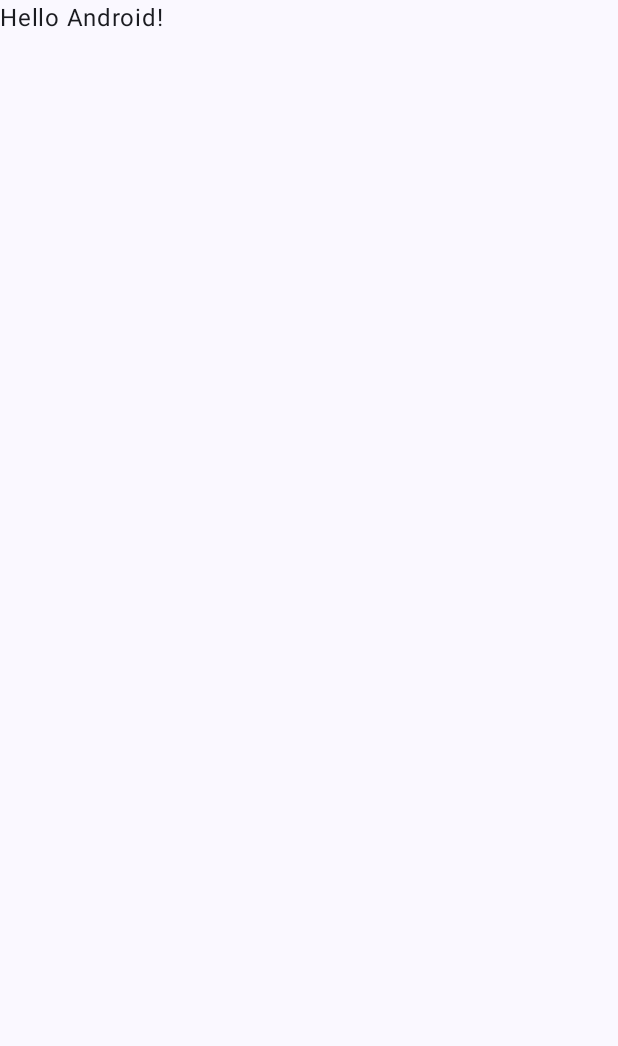
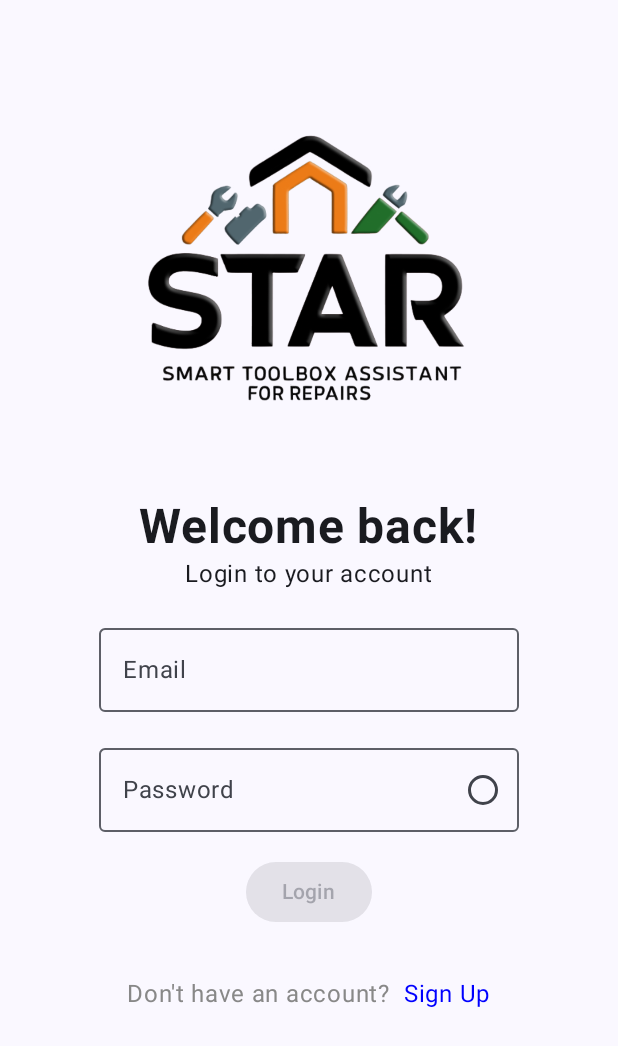
Before and after one commit to simonepascucci/STAR-Smart_Toolbox_Assistant_for_Repairs, an Android app built with Jetpack Compose: the screen it shows after launch (MainActivity), on a phone screen of 412 x 824 dp. Before the commit the part shown is almost empty. Shown: the top 1046 px of the screen. Run offline under Robolectric (Android 15) with nearby library versions, the phone set to English and light mode, and no system bars; our stand-ins replace Firebase (no records; nobody signed in at launch, a user with empty details on screens opened directly), livedata-compose.

Commit message:
Login through Firebase auth

```diff
--- a/app/build.gradle.kts
+++ b/app/build.gradle.kts
@@ -2,6 +2,7 @@ plugins {
     alias(libs.plugins.android.application)
     alias(libs.plugins.kotlin.android)
     alias(libs.plugins.kotlin.compose)
+    alias(libs.plugins.google.gms.google.services)
 }
 
 android {
@@ -49,6 +50,9 @@ dependencies {
     implementation(libs.androidx.ui.graphics)
     implementation(libs.androidx.ui.tooling.preview)
     implementation(libs.androidx.material3)
+    implementation(libs.androidx.runtime.livedata)
+    implementation(libs.firebase.auth)
+    implementation(libs.firebase.firestore)
     testImplementation(libs.junit)
     androidTestImplementation(libs.androidx.junit)
     androidTestImplementation(libs.androidx.espresso.core)
@@ -56,4 +60,5 @@ dependencies {
     androidTestImplementation(libs.androidx.ui.test.junit4)
     debugImplementation(libs.androidx.ui.tooling)
     debugImplementation(libs.androidx.ui.test.manifest)
+    implementation("androidx.navigation:navigation-compose:2.8.5")
 }
--- a/app/src/main/java/com/example/star/MainActivity.kt
+++ b/app/src/main/java/com/example/star/MainActivity.kt
@@ -7,41 +7,51 @@ import androidx.activity.enableEdgeToEdge
 import androidx.compose.foundation.layout.fillMaxSize
 import androidx.compose.foundation.layout.padding
 import androidx.compose.material3.Scaffold
-import androidx.compose.material3.Text
 import androidx.compose.runtime.Composable
 import androidx.compose.ui.Modifier
-import androidx.compose.ui.tooling.preview.Preview
+import androidx.lifecycle.ViewModelProvider
+import androidx.navigation.compose.NavHost
+import androidx.navigation.compose.composable
+import androidx.navigation.compose.rememberNavController
 import com.example.star.ui.theme.STARTheme
+import com.example.star.view.HomePage
+import com.example.star.view.LoginPage
+import com.example.star.view.RegistrationPage
+import com.example.star.viewmodel.AuthViewModel
 
 class MainActivity : ComponentActivity() {
     override fun onCreate(savedInstanceState: Bundle?) {
         super.onCreate(savedInstanceState)
         enableEdgeToEdge()
+
         setContent {
             STARTheme {
                 Scaffold(modifier = Modifier.fillMaxSize()) { innerPadding ->
-                    Greeting(
-                        name = "Android",
-                        modifier = Modifier.padding(innerPadding)
-                    )
+                    MainScreen(modifier = Modifier.padding(innerPadding))
                 }
             }
         }
     }
+
+    @Composable
+    fun MainScreen(modifier: Modifier) {
+        val authViewModel = ViewModelProvider(this)[AuthViewModel::class]
+        val navController = rememberNavController()
+        NavHost(
+            navController = navController,
+            startDestination = Routes.Login,
+            builder = {
+                composable(Routes.Login) {
+                    LoginPage(modifier = Modifier.fillMaxSize(), authViewModel, navController)
+                }
+                composable(Routes.Register) {
+                    RegistrationPage(modifier = Modifier.fillMaxSize(), authViewModel, navController)
+                }
+                composable(Routes.Home) {
+                    HomePage(modifier = Modifier.fillMaxSize(), authViewModel, navController)
+                }
+            }
+        )
+    }
+
 }
-
-@Composable
-fun Greeting(name: String, modifier: Modifier = Modifier) {
-    Text(
-        text = "Hello $name!",
-        modifier = modifier
-    )
-}
-
-@Preview(showBackground = true)
-@Composable
-fun GreetingPreview() {
-    STARTheme {
-        Greeting("Android")
-    }
-}
--- /dev/null
+++ b/app/src/main/java/com/example/star/Routes.kt
@@ -0,0 +1,7 @@
+package com.example.star
+
+object Routes {
+    var Login = "Login"
+    var Register = "Register"
+    var Home =  "Home"
+}
--- /dev/null
+++ b/app/src/main/java/com/example/star/model/UserData.kt
@@ -0,0 +1,6 @@
+package com.example.star.model
+
+data class UserData (
+    var name: String,
+    var age: Int
+)
--- /dev/null
+++ b/app/src/main/java/com/example/star/view/Login.kt
@@ -0,0 +1,108 @@
+package com.example.star.view
+
+import android.widget.Toast
+import androidx.annotation.Size
+import androidx.compose.foundation.Image
+import androidx.compose.foundation.clickable
+import androidx.compose.foundation.layout.*
+import androidx.compose.foundation.text.KeyboardOptions
+import androidx.compose.material3.*
+import androidx.compose.runtime.*
+import androidx.compose.runtime.livedata.observeAsState
+import androidx.compose.ui.Alignment
+import androidx.compose.ui.Modifier
+import androidx.compose.ui.graphics.Color
+import androidx.compose.ui.res.painterResource
+import androidx.compose.ui.text.input.KeyboardType
+import androidx.compose.ui.text.input.PasswordVisualTransformation
+import androidx.compose.ui.text.input.VisualTransformation
+import androidx.compose.ui.unit.dp
+import com.example.star.viewmodel.AuthViewModel
+import com.example.star.R
+import androidx.compose.material3.OutlinedTextField
+import androidx.compose.runtime.getValue
+import androidx.compose.runtime.setValue
+import androidx.compose.ui.platform.LocalContext
+import androidx.compose.ui.text.font.FontWeight
+import androidx.compose.ui.unit.sp
+import androidx.navigation.NavController
+import com.example.star.Routes
+import com.example.star.viewmodel.AuthState
+
+@Composable
+fun LoginPage(modifier: Modifier = Modifier, authViewModel: AuthViewModel, navController: NavController) {
+    var email by remember { mutableStateOf("") }
+    var password by remember { mutableStateOf("") }
+    var passwordVisible by remember { mutableStateOf(false) }
+
+    val authState = authViewModel.authState.observeAsState()
+    val context = LocalContext.current
+
+    LaunchedEffect(authState.value) {
+        when (authState.value) {
+            is AuthState.Authenticated -> navController.navigate(Routes.Home)
+            is AuthState.Error -> Toast.makeText(context, (authState.value as AuthState.Error).message, Toast.LENGTH_SHORT).show()
+            else -> Unit
+        }
+    }
+
+
+    Column(
+        modifier = modifier.fillMaxSize().padding(16.dp),
+        verticalArrangement = Arrangement.Center,
+        horizontalAlignment = Alignment.CenterHorizontally,
+    ) {
+        Image(
+            painter = painterResource(id = R.drawable.starlogo),
+            contentDescription = "Logo",
+            modifier = Modifier.size(300.dp)
+        )
+        Spacer(modifier = Modifier.height(16.dp))
+
+        Text(text = "Welcome back!", fontSize = 32.sp, fontWeight = FontWeight.Bold)
+        Text(text = "Login to your account")
+
+        Spacer(modifier = Modifier.height(16.dp))
+
+        OutlinedTextField(
+            value = email,
+            onValueChange = { email = it },
+            label = { Text("Email") }
+        )
+        Spacer(modifier = Modifier.height(16.dp))
+
+        OutlinedTextField(
+            value = password,
+            onValueChange = { password = it },
+            label = { Text("Password") },
+            visualTransformation = if (passwordVisible) VisualTransformation.None else PasswordVisualTransformation(),
+            keyboardOptions = KeyboardOptions(keyboardType = KeyboardType.Password),
+            trailingIcon = {
+                RadioButton(
+                    selected = passwordVisible,
+                    onClick = {
+                        passwordVisible = !passwordVisible
+                    }
+                )
+            }
+        )
+        Spacer(modifier = Modifier.height(16.dp))
+
+        Button(onClick = {
+            authViewModel.login(email, password)
+        },
+            enabled = email.isNotEmpty() && password.isNotEmpty()) {
+            Text(text = "Login")
+        }
+
+        Spacer(modifier = Modifier.height(32.dp))
+
+        Row (modifier = Modifier.fillMaxSize(),
+            horizontalArrangement = Arrangement.Center) {
+            Text(text = "Don't have an account? ", color = Color.Gray)
+            Text(text = " Sign Up", color = Color.Blue,modifier = Modifier.clickable {
+                navController.navigate(Routes.Register)
+            })
+        }
+    }
+}
--- /dev/null
+++ b/app/src/main/java/com/example/star/viewmodel/AuthViewModel.kt
@@ -0,0 +1,71 @@
+package com.example.star.viewmodel
+
+import androidx.lifecycle.LiveData
+import androidx.lifecycle.MutableLiveData
+import androidx.lifecycle.ViewModel
+import com.google.firebase.auth.FirebaseAuth
+
+class AuthViewModel: ViewModel() {
+
+    private val auth : FirebaseAuth = FirebaseAuth.getInstance()
+
+    private val _authState = MutableLiveData<AuthState>()
+    val authState: LiveData<AuthState> = _authState
+
+    private val _username = MutableLiveData<String>()
+    val user: LiveData<String> = _username
+
+    fun setUsername(username: String) {
+        _username.value = username
+    }
+
+    init {
+        checkAuthStatus()
+    }
+
+    fun checkAuthStatus() {
+        if (auth.currentUser != null) {
+            _authState.value = AuthState.Authenticated
+        } else {
+            _authState.value = AuthState.Unauthenticated
+        }
+    }
+
+    fun login(email: String, password: String) {
+        _authState.value = AuthState.Loading
+        auth.signInWithEmailAndPassword(email, password)
+            .addOnCompleteListener { task ->
+                if (task.isSuccessful) {
+                    _authState.value = AuthState.Authenticated
+                } else {
+                    _authState.value = AuthState.Error(task.exception?.message ?: "Something went wrong")
+                }
+            }
+    }
+
+    fun signup(email: String, password: String) {
+        _authState.value = AuthState.Loading
+        auth.createUserWithEmailAndPassword(email, password)
+            .addOnCompleteListener { task ->
+                if (task.isSuccessful) {
+                    _authState.value = AuthState.Authenticated
+                } else {
+                    _authState.value = AuthState.Error(task.exception?.message ?: "Something went wrong")
+                }
+            }
+    }
+
+    fun signOut() {
+        auth.signOut()
+        _authState.value = AuthState.Unauthenticated
+    }
+
+}
+
+
+sealed class AuthState {
+    object Authenticated : AuthState()
+    object Unauthenticated : AuthState()
+    object Loading : AuthState()
+    data class Error(val message: String) : AuthState()
+}
--- a/build.gradle.kts
+++ b/build.gradle.kts
@@ -3,4 +3,5 @@ plugins {
     alias(libs.plugins.android.application) apply false
     alias(libs.plugins.kotlin.android) apply false
     alias(libs.plugins.kotlin.compose) apply false
+    alias(libs.plugins.google.gms.google.services) apply false
 }
```
Also changed, not shown: app/src/main/java/com/example/star/model/userRepository.kt (added, +12 -0 lines), app/src/main/java/com/example/star/view/Home.kt (added, +213 -0 lines), app/src/main/java/com/example/star/view/Register.kt (added, +150 -0 lines), gradle/libs.versions.toml (+8 -0 lines), app/src/main/res/drawable/starlogo.png (added).
